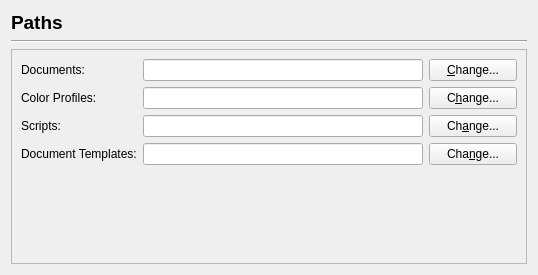
This is scribus/ui/prefs_pathsbase.ui in scribusproject/scribus as Qt 5 draws it before an edit. The edited form follows.
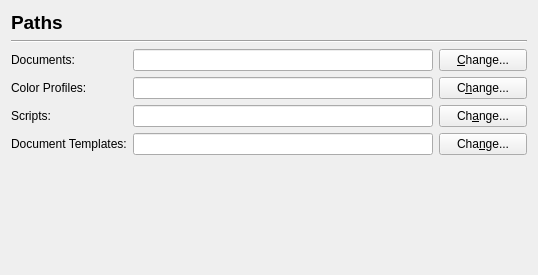
This is the edited form.

Commit message: #16367: Remove frame border from hidden scrollareas in main Preferences dialog <bubu>

The edit to the form file:
```diff
--- a/scribus/ui/prefs_pathsbase.ui
+++ b/scribus/ui/prefs_pathsbase.ui
@@ -37,6 +37,12 @@
    </item>
    <item>
     <widget class="QScrollArea" name="scrollArea">
+     <property name="frameShape">
+      <enum>QFrame::NoFrame</enum>
+     </property>
+     <property name="frameShadow">
+      <enum>QFrame::Plain</enum>
+     </property>
      <property name="widgetResizable">
       <bool>true</bool>
      </property>
@@ -50,6 +56,18 @@
        </rect>
       </property>
       <layout class="QVBoxLayout" name="verticalLayout_2">
+       <property name="leftMargin">
+        <number>0</number>
+       </property>
+       <property name="topMargin">
+        <number>0</number>
+       </property>
+       <property name="rightMargin">
+        <number>0</number>
+       </property>
+       <property name="bottomMargin">
+        <number>0</number>
+       </property>
        <item>
         <layout class="QGridLayout" name="gridLayout">
          <item row="0" column="0">
```
The commit also changes 7 other files.
